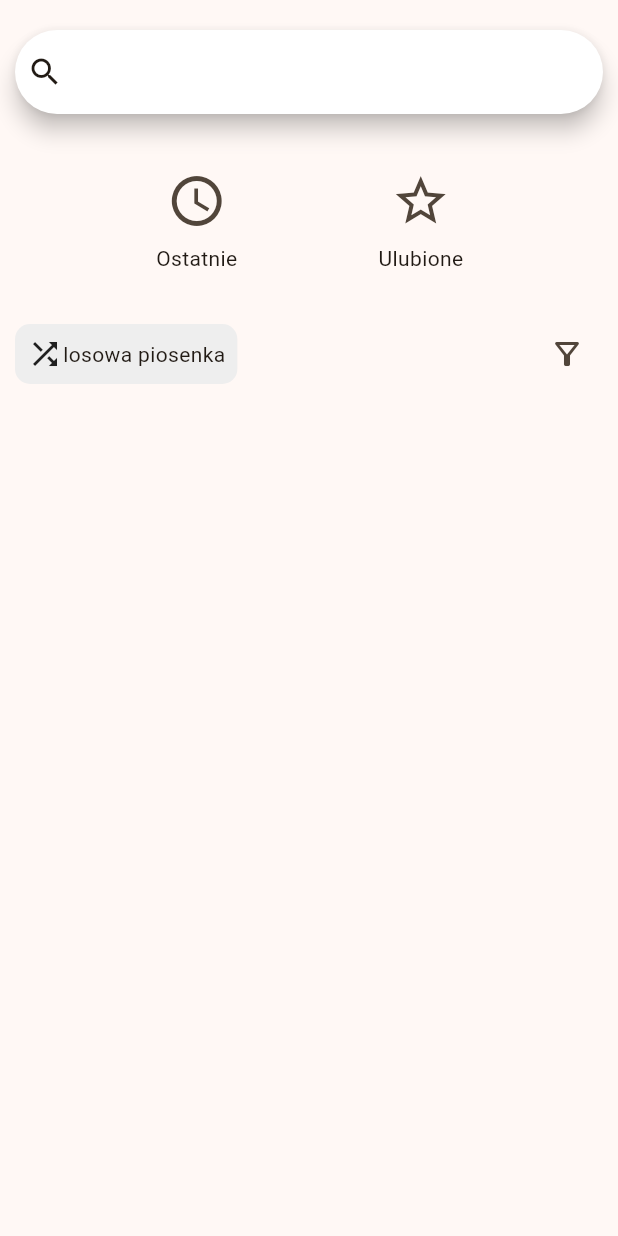
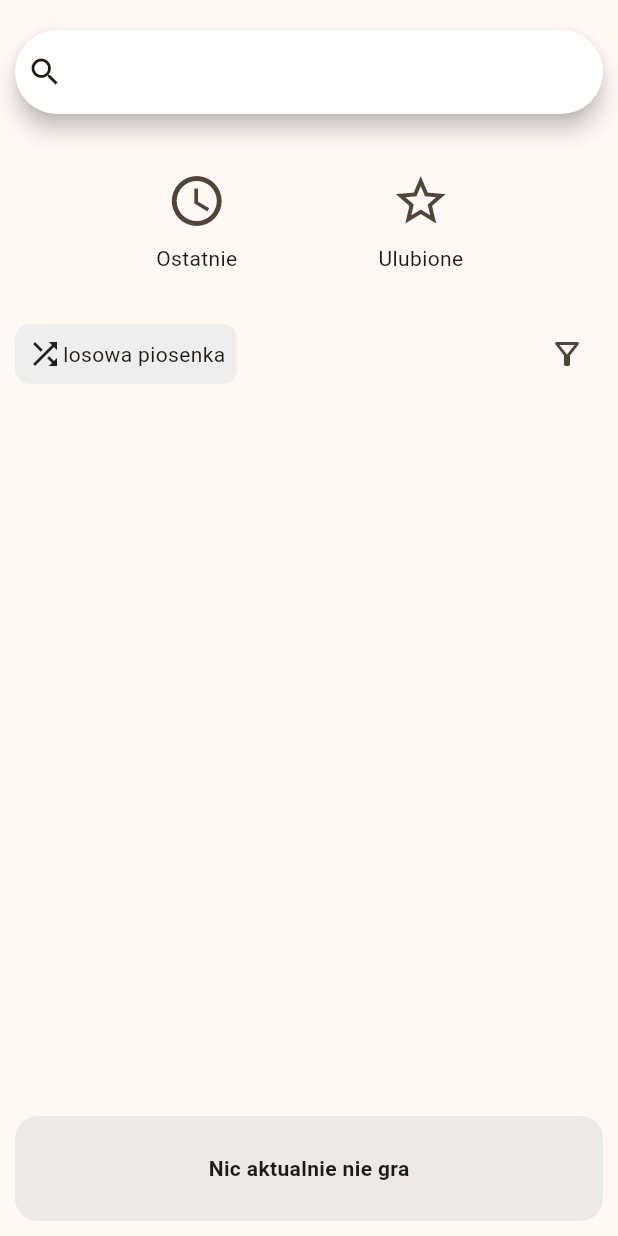
Before and after one commit to Piotrowskii/SimpleMusic, a Flutter app: the screen it shows after launch, on a phone screen of 412 x 824 dp. Run offline on Flutter 3.47's test engine with Material 3 defaults, Android fonts, the phone set to English and light mode, and no system bars; our stand-ins replace get_it, just_audio, permission_handler, sqflite; missing offline and left inert: audio_session, id3tag; accounts and stored records are empty.

Commit message:
Mini player + small fixes

```diff
--- /dev/null
+++ b/lib/components/main_page/mini_player.dart
@@ -0,0 +1,122 @@
+import 'package:flutter/material.dart';
+import 'package:path/path.dart' as pth;
+import 'package:simple_music_app1/components/song_art_image.dart';
+import 'package:simple_music_app1/services/get_it_register.dart';
+import 'package:simple_music_app1/services/music_player.dart';
+
+import '../../pages/player_page.dart';
+
+class MiniPlayer extends StatefulWidget {
+  const MiniPlayer({super.key});
+
+  @override
+  State<MiniPlayer> createState() => _MiniPlayerState();
+}
+
+class _MiniPlayerState extends State<MiniPlayer> {
+  MusicPlayer musicPlayer = locator<MusicPlayer>();
+
+  @override
+  Widget build(BuildContext context) {
+    return ValueListenableBuilder(
+        valueListenable: musicPlayer.currentSong,
+        builder: (context,song,nonupdating){
+
+          if(song != null){
+            return GestureDetector(
+              onTap: (){
+                Navigator.push(
+                  context,
+                  MaterialPageRoute(builder: (context) => PlayerPage()),
+                );
+              },
+              child: Container(
+                height: 70,
+                decoration: BoxDecoration(
+                    borderRadius: BorderRadius.circular(15),
+                    color: Colors.blueGrey.withAlpha(30)
+                ),
+                child: Padding(
+                  padding: const EdgeInsets.all(8.0),
+                  child: Row(
+                    mainAxisSize: MainAxisSize.min,
+                    children: [
+                      SizedBox(
+                        height: 50,
+                        child: SongArtImage(key: Key(song.id.toString()),song: song),
+                      ),
+                      SizedBox(width: 10,),
+                      Expanded(
+                        child: Column(
+                          crossAxisAlignment: CrossAxisAlignment.start,
+                          mainAxisAlignment: MainAxisAlignment.center,
+                          children: [
+                            Text(
+                              "Aktualnie gra:",
+                              style: TextStyle(
+                                color: Colors.grey,
+                                fontSize: 10
+                              ),
+                            ),
+                            Text(song.title ?? pth.basenameWithoutExtension(song.filePath),
+                              style: TextStyle(
+                                fontSize: 13,
+                                overflow: TextOverflow.ellipsis
+                              ),
+                            )
+                          ],
+                        ),
+                      ),
+                      GestureDetector(
+                        onTap: musicPlayer.playPreviousSongButton,
+                        child: Icon(Icons.skip_previous,size: 32,),
+                      ),
+                      SizedBox(width: 5,),
+                      ValueListenableBuilder(
+                        valueListenable: musicPlayer.isPlaying,
+                        builder: (context,isPlaying,nonUpdating){
+                          return GestureDetector(
+                            onTap: (){isPlaying ? musicPlayer.pauseSongButton() : musicPlayer.resumeSongButton();},
+                            child: Icon(isPlaying ? Icons.pause : Icons.play_arrow,size: 32,),
+                          );
+                        }
+                      ),
+                      SizedBox(width: 5,),
+                      GestureDetector(
+                        onTap: musicPlayer.playNextSongButton,
+                        child: Icon(Icons.skip_next,size: 32,),
+                      )
+                    ],
+                  ),
+                ),
+              ),
+            );
+          }
+          else{
+            return Container(
+              height: 70,
+              decoration: BoxDecoration(
+                  borderRadius: BorderRadius.circular(15),
+                  color: Colors.blueGrey.withAlpha(30)
+              ),
+              child: Padding(
+                padding: EdgeInsets.all(8),
+                child: Row(
+                  mainAxisAlignment: MainAxisAlignment.center,
+                  children: [
+                    Text(
+                      "Nic aktualnie nie gra",
+                      style: TextStyle(
+                        fontWeight: FontWeight.bold
+                      ),
+                    )
+                  ],
+                )
+              ),
+            );
+          }
+
+        }
+    );
+  }
+}
--- a/lib/components/player_page/button_row.dart
+++ b/lib/components/player_page/button_row.dart
@@ -58,7 +58,7 @@ class _ButtonRowState extends State<ButtonRow> {
             return Ink(
               decoration: ShapeDecoration(color: Colors.orange.shade300, shape: CircleBorder()),
               child: IconButton(
-                  onPressed: isPlaying ? (){musicPlayer.isPlaying.value = false;} : (){musicPlayer.isPlaying.value = true;},
+                  onPressed: isPlaying ? (){musicPlayer.pauseSongButton();} : (){musicPlayer.resumeSongButton();},
                   icon: Icon(isPlaying ? Icons.pause : Icons.play_arrow, color: Theme.of(context).canvasColor, size: 50)),
             );
           },
--- a/lib/pages/main_page.dart
+++ b/lib/pages/main_page.dart
@@ -1,4 +1,5 @@
 import 'package:flutter/material.dart';
+import 'package:simple_music_app1/components/main_page/mini_player.dart';
 import 'package:simple_music_app1/components/main_page/song_item.dart';
 
 import '../models/song.dart';
@@ -39,6 +40,7 @@ class _MainPageState extends State<MainPage> {
         child: Padding(
           padding: EdgeInsets.only(
             top: 20,
+            bottom: 10,
             left: 10,
             right: 10
           ),
@@ -114,7 +116,8 @@ class _MainPageState extends State<MainPage> {
                   },
                 ),
               ),
-              SizedBox(height: 50,)
+              SizedBox(height: 5,),
+              MiniPlayer()
             ],
           ),
         ),
--- a/lib/pages/player_page.dart
+++ b/lib/pages/player_page.dart
@@ -1,5 +1,6 @@
 import 'dart:typed_data';
 
+import 'package:path/path.dart' as pth;
 import 'package:flutter/material.dart';
 import 'package:id3tag/id3tag.dart';
 import 'package:simple_music_app1/components/player_page/button_row.dart';
@@ -51,7 +52,7 @@ class _PlayerPageState extends State<PlayerPage> {
                               children: [
                                 Flexible(
                                   child: Text(
-                                    song.title ?? "Nieznany tytuł",
+                                    song.title ?? pth.basenameWithoutExtension(song.filePath),
                                     overflow: TextOverflow.ellipsis,
                                     style: TextStyle(
                                         color: Theme.of(context).colorScheme.onSurface,
--- a/lib/services/music_player.dart
+++ b/lib/services/music_player.dart
@@ -25,8 +25,8 @@ class MusicPlayer{
         playSong(song);
       }
 
-      if(isPlaying.value) resumeSong();
-      else await pauseSong();
+      if(isPlaying.value) player.play();
+      else await  player.stop();
     });
 
     player.positionStream.listen((position) async{
@@ -69,12 +69,12 @@ class MusicPlayer{
   }
 
 
-  Future<void> resumeSong() async{
-    player.play();
+  Future<void> resumeSongButton() async{
+    isPlaying.value = true;
   }
 
-  Future<void> pauseSong() async{
-    await player.stop();
+  Future<void> pauseSongButton() async{
+    isPlaying.value = false;
   }
 
   void playRandomSong() async{
```
